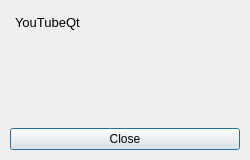
Old version of the form ui/qt/views/about.ui in the repository dyatlovk/kytube.
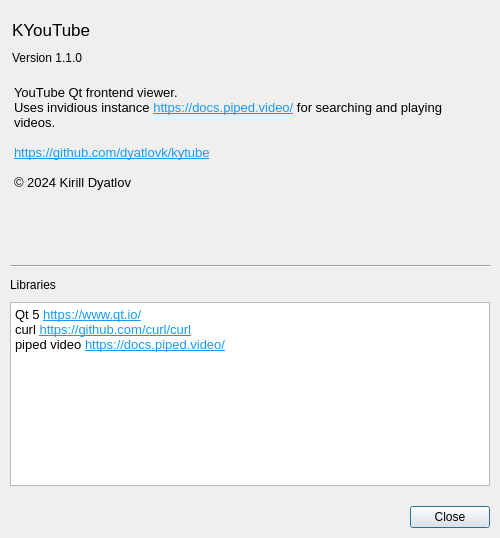
New version of the form.

Commit message: update about information

What changed in the file:
```diff
--- a/ui/qt/views/about.ui
+++ b/ui/qt/views/about.ui
@@ -9,8 +9,8 @@
    <rect>
     <x>0</x>
     <y>0</y>
-    <width>250</width>
-    <height>160</height>
+    <width>500</width>
+    <height>538</height>
    </rect>
   </property>
   <property name="sizePolicy">
@@ -21,14 +21,14 @@
   </property>
   <property name="minimumSize">
    <size>
-    <width>250</width>
-    <height>160</height>
+    <width>500</width>
+    <height>538</height>
    </size>
   </property>
   <property name="maximumSize">
    <size>
-    <width>250</width>
-    <height>160</height>
+    <width>500</width>
+    <height>600</height>
    </size>
   </property>
   <property name="windowTitle">
@@ -37,6 +37,9 @@
   <property name="windowOpacity">
    <double>1.000000000000000</double>
   </property>
+  <property name="autoFillBackground">
+   <bool>false</bool>
+  </property>
   <property name="inputMethodHints">
    <set>Qt::ImhNone</set>
   </property>
@@ -46,7 +49,10 @@
   <property name="modal">
    <bool>true</bool>
   </property>
-  <layout class="QGridLayout" name="gridLayout">
+  <layout class="QVBoxLayout" name="verticalLayout">
+   <property name="spacing">
+    <number>0</number>
+   </property>
    <property name="leftMargin">
     <number>10</number>
    </property>
@@ -59,30 +65,214 @@
    <property name="bottomMargin">
     <number>10</number>
    </property>
-   <item row="0" column="0">
-    <widget class="QTextEdit" name="aboutText">
+   <item>
+    <widget class="QLineEdit" name="ProgramName">
+     <property name="minimumSize">
+      <size>
+       <width>0</width>
+       <height>40</height>
+      </size>
+     </property>
+     <property name="font">
+      <font>
+       <pointsize>13</pointsize>
+       <weight>50</weight>
+       <bold>false</bold>
+       <kerning>true</kerning>
+      </font>
+     </property>
+     <property name="cursor">
+      <cursorShape>IBeamCursor</cursorShape>
+     </property>
+     <property name="acceptDrops">
+      <bool>true</bool>
+     </property>
      <property name="styleSheet">
-      <string notr="true">background: transparent</string>
+      <string notr="true">background-color:  transparent;</string>
      </property>
+     <property name="text">
+      <string>KYouTube</string>
+     </property>
+     <property name="frame">
+      <bool>false</bool>
+     </property>
+     <property name="echoMode">
+      <enum>QLineEdit::Normal</enum>
+     </property>
      <property name="readOnly">
       <bool>true</bool>
      </property>
+    </widget>
+   </item>
+   <item>
+    <widget class="QLineEdit" name="programVersion">
+     <property name="acceptDrops">
+      <bool>true</bool>
+     </property>
+     <property name="styleSheet">
+      <string notr="true">background-color:  transparent;</string>
+     </property>
+     <property name="text">
+      <string>Version 1.1.0</string>
+     </property>
+     <property name="frame">
+      <bool>false</bool>
+     </property>
+     <property name="readOnly">
+      <bool>true</bool>
+     </property>
+    </widget>
+   </item>
+   <item>
+    <spacer name="verticalSpacer_2">
+     <property name="orientation">
+      <enum>Qt::Vertical</enum>
+     </property>
+     <property name="sizeType">
+      <enum>QSizePolicy::Fixed</enum>
+     </property>
+     <property name="sizeHint" stdset="0">
+      <size>
+       <width>20</width>
+       <height>15</height>
+      </size>
+     </property>
+    </spacer>
+   </item>
+   <item>
+    <widget class="QTextEdit" name="textEdit">
+     <property name="styleSheet">
+      <string notr="true">background-color:  transparent;</string>
+     </property>
+     <property name="frameShape">
+      <enum>QFrame::NoFrame</enum>
+     </property>
+     <property name="frameShadow">
+      <enum>QFrame::Plain</enum>
+     </property>
+     <property name="lineWidth">
+      <number>0</number>
+     </property>
+     <property name="readOnly">
+      <bool>true</bool>
+     </property>
      <property name="html">
       <string>&lt;!DOCTYPE HTML PUBLIC &quot;-//W3C//DTD HTML 4.0//EN&quot; &quot;http://www.w3.org/TR/REC-html40/strict.dtd&quot;&gt;
 &lt;html&gt;&lt;head&gt;&lt;meta name=&quot;qrichtext&quot; content=&quot;1&quot; /&gt;&lt;style type=&quot;text/css&quot;&gt;
 p, li { white-space: pre-wrap; }
 &lt;/style&gt;&lt;/head&gt;&lt;body style=&quot; font-family:'SF Pro'; font-size:10pt; font-weight:400; font-style:normal;&quot;&gt;
-&lt;p style=&quot; margin-top:0px; margin-bottom:0px; margin-left:0px; margin-right:0px; -qt-block-indent:0; text-indent:0px;&quot;&gt;YouTubeQt&lt;/p&gt;&lt;/body&gt;&lt;/html&gt;</string>
+&lt;p style=&quot; margin-top:0px; margin-bottom:0px; margin-left:0px; margin-right:0px; -qt-block-indent:0; text-indent:0px;&quot;&gt;YouTube Qt frontend viewer.&lt;/p&gt;
+&lt;p style=&quot; margin-top:0px; margin-bottom:0px; margin-left:0px; margin-right:0px; -qt-block-indent:0; text-indent:0px;&quot;&gt;Uses invidious instance &lt;a href=&quot;https://docs.piped.video/&quot;&gt;&lt;span style=&quot; text-decoration: underline; color:#1d99f3;&quot;&gt;https://docs.piped.video/&lt;/span&gt;&lt;/a&gt; for searching and playing videos.&lt;/p&gt;
+&lt;p style=&quot;-qt-paragraph-type:empty; margin-top:0px; margin-bottom:0px; margin-left:0px; margin-right:0px; -qt-block-indent:0; text-indent:0px;&quot;&gt;&lt;br /&gt;&lt;/p&gt;
+&lt;p style=&quot; margin-top:0px; margin-bottom:0px; margin-left:0px; margin-right:0px; -qt-block-indent:0; text-indent:0px;&quot;&gt;&lt;a href=&quot;https://github.com/dyatlovk/kytube&quot;&gt;&lt;span style=&quot; text-decoration: underline; color:#1d99f3;&quot;&gt;https://github.com/dyatlovk/kytube&lt;/span&gt;&lt;/a&gt;&lt;/p&gt;
+&lt;p style=&quot;-qt-paragraph-type:empty; margin-top:0px; margin-bottom:0px; margin-left:0px; margin-right:0px; -qt-block-indent:0; text-indent:0px; text-decoration: underline; color:#1d99f3;&quot;&gt;&lt;br /&gt;&lt;/p&gt;
+&lt;p style=&quot; margin-top:0px; margin-bottom:0px; margin-left:0px; margin-right:0px; -qt-block-indent:0; text-indent:0px;&quot;&gt;© 2024 Kirill Dyatlov&lt;/p&gt;&lt;/body&gt;&lt;/html&gt;</string>
      </property>
     </widget>
    </item>
-   <item row="1" column="0">
-    <widget class="QPushButton" name="closeButton">
+   <item>
+    <widget class="Line" name="line">
+     <property name="orientation">
+      <enum>Qt::Horizontal</enum>
+     </property>
+    </widget>
+   </item>
+   <item>
+    <spacer name="verticalSpacer_5">
+     <property name="orientation">
+      <enum>Qt::Vertical</enum>
+     </property>
+     <property name="sizeType">
+      <enum>QSizePolicy::Fixed</enum>
+     </property>
+     <property name="sizeHint" stdset="0">
+      <size>
+       <width>20</width>
+       <height>10</height>
+      </size>
+     </property>
+    </spacer>
+   </item>
+   <item>
+    <widget class="QLabel" name="label">
      <property name="text">
-      <string>Close</string>
+      <string>Libraries</string>
      </property>
     </widget>
    </item>
+   <item>
+    <spacer name="verticalSpacer_4">
+     <property name="orientation">
+      <enum>Qt::Vertical</enum>
+     </property>
+     <property name="sizeType">
+      <enum>QSizePolicy::Fixed</enum>
+     </property>
+     <property name="sizeHint" stdset="0">
+      <size>
+       <width>20</width>
+       <height>10</height>
+      </size>
+     </property>
+    </spacer>
+   </item>
+   <item>
+    <widget class="QTextEdit" name="textEdit_2">
+     <property name="frameShadow">
+      <enum>QFrame::Sunken</enum>
+     </property>
+     <property name="readOnly">
+      <bool>true</bool>
+     </property>
+     <property name="html">
+      <string>&lt;!DOCTYPE HTML PUBLIC &quot;-//W3C//DTD HTML 4.0//EN&quot; &quot;http://www.w3.org/TR/REC-html40/strict.dtd&quot;&gt;
+&lt;html&gt;&lt;head&gt;&lt;meta name=&quot;qrichtext&quot; content=&quot;1&quot; /&gt;&lt;style type=&quot;text/css&quot;&gt;
+p, li { white-space: pre-wrap; }
+&lt;/style&gt;&lt;/head&gt;&lt;body style=&quot; font-family:'SF Pro'; font-size:10pt; font-weight:400; font-style:normal;&quot;&gt;
+&lt;p style=&quot; margin-top:12px; margin-bottom:12px; margin-left:0px; margin-right:0px; -qt-block-indent:0; text-indent:0px;&quot;&gt;Qt 5 &lt;a href=&quot;https://www.qt.io/&quot;&gt;&lt;span style=&quot; text-decoration: underline; color:#1d99f3;&quot;&gt;https://www.qt.io/&lt;br /&gt;&lt;/span&gt;&lt;/a&gt;curl &lt;a href=&quot;https://github.com/curl/curl&quot;&gt;&lt;span style=&quot; text-decoration: underline; color:#1d99f3;&quot;&gt;https://github.com/curl/curl&lt;/span&gt;&lt;/a&gt;&lt;a href=&quot;https://github.com/yt-dlp/yt-dlp&quot;&gt;&lt;span style=&quot; text-decoration: underline; color:#1d99f3;&quot;&gt;&lt;br /&gt;&lt;/span&gt;&lt;/a&gt;piped video &lt;a href=&quot;https://github.com/yt-dlp/yt-dlp&quot;&gt;&lt;span style=&quot; text-decoration: underline; color:#1d99f3;&quot;&gt;https://docs.piped.video/&lt;/span&gt;&lt;/a&gt;&lt;/p&gt;&lt;/body&gt;&lt;/html&gt;</string>
+     </property>
+    </widget>
+   </item>
+   <item>
+    <spacer name="verticalSpacer">
+     <property name="orientation">
+      <enum>Qt::Vertical</enum>
+     </property>
+     <property name="sizeType">
+      <enum>QSizePolicy::Fixed</enum>
+     </property>
+     <property name="sizeHint" stdset="0">
+      <size>
+       <width>20</width>
+       <height>20</height>
+      </size>
+     </property>
+    </spacer>
+   </item>
+   <item>
+    <layout class="QHBoxLayout" name="horizontalLayout_2">
+     <item>
+      <spacer name="horizontalSpacer">
+       <property name="orientation">
+        <enum>Qt::Horizontal</enum>
+       </property>
+       <property name="sizeHint" stdset="0">
+        <size>
+         <width>40</width>
+         <height>20</height>
+        </size>
+       </property>
+      </spacer>
+     </item>
+     <item>
+      <widget class="QPushButton" name="closeButton">
+       <property name="text">
+        <string>Close</string>
+       </property>
+      </widget>
+     </item>
+    </layout>
+   </item>
   </layout>
  </widget>
  <resources/>
```
The commit also changes 3 other files.
